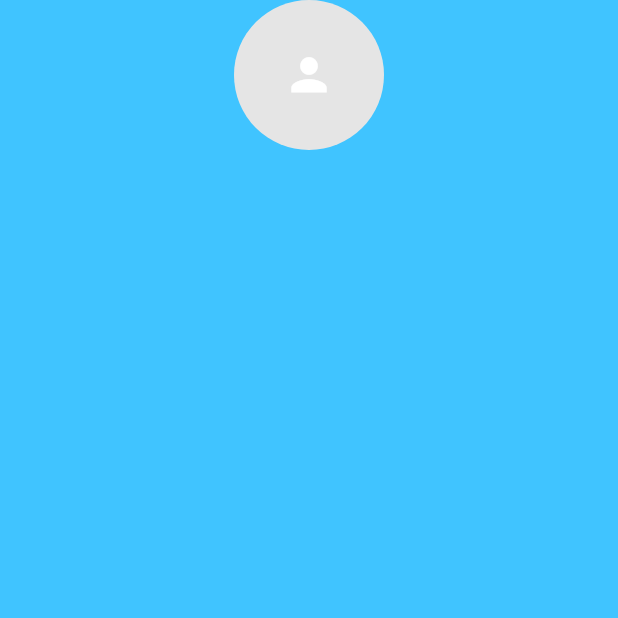
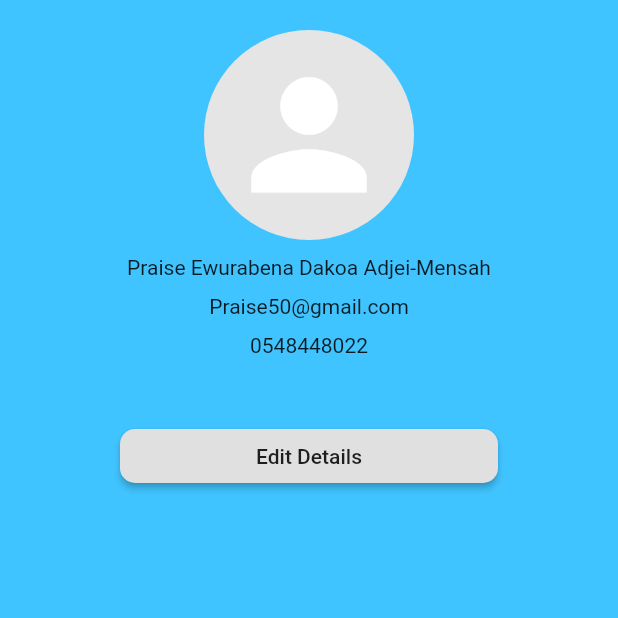
Before and after one commit to MelaTech30/Team_Melatech, a Flutter app: the Profile screen opened directly, on a phone screen of 412 x 824 dp, the top half of it. Run offline on Flutter 3.47's test engine with Material 2 defaults, Android fonts, the phone set to English and light mode, and no system bars; our stand-ins replace charts_flutter.

Commit message:
changed name

```diff
--- a/lib/food.dart
+++ b/lib/food.dart
@@ -1,7 +1,7 @@
 import 'package:flutter/material.dart';
-import 'package:ecocycle/cart.dart';
-import 'package:ecocycle/options.dart';
-import 'package:ecocycle/veges.dart';
+import 'package:agritech_cycle/cart.dart';
+import 'package:agritech_cycle/options.dart';
+import 'package:agritech_cycle/veges.dart';
 
 class FoodPage extends StatefulWidget {
   const FoodPage({ Key? key }) : super(key: key);
--- a/lib/homepage.dart
+++ b/lib/homepage.dart
@@ -1,7 +1,7 @@
 // ignore_for_file: deprecated_member_use
 
 import 'package:flutter/material.dart';
-import 'package:ecocycle/loginpage.dart';
+import 'package:agritech_cycle/loginpage.dart';
 
 class HomePage extends StatelessWidget {
   const HomePage({ Key? key }) : super(key: key);
--- a/lib/profile.dart
+++ b/lib/profile.dart
@@ -1,4 +1,6 @@
 import 'package:flutter/material.dart';
+
+import 'edit.dart';
 
 class Profile extends StatelessWidget {
   const Profile({ Key? key }) : super(key: key);
@@ -8,20 +10,45 @@ class Profile extends StatelessWidget {
     return Scaffold(
       backgroundColor: Colors.lightBlueAccent,
       body: ListView(
-        children: const <Widget> [
-          Center(
+        children:  <Widget> [
+         const  SizedBox(height:20),
+         const Center(
             child: CircleAvatar(
               backgroundColor: Color(0xFFe5e5e5),
-              radius: 50,
+              radius: 70,
               child: Icon(
                 Icons.person,
                 color: Colors.white,
-                size: 35,
+                size: 115,
               ),
             ),
           ),
-          SizedBox(height:10),
-          Card(),
+        const  SizedBox(height:10),
+          Container(
+            height: 90,
+            child: Column(
+              children: const <Widget> [
+                Text('Praise Ewurabena Dakoa Adjei-Mensah'),
+                SizedBox(height: 10),
+                Text('Praise50@gmail.com'),
+                SizedBox(height:10),
+                Text('0548448022'),
+              ],
+            ),
+          ),
+         const SizedBox(height: 20,),
+          Padding(
+            padding: const EdgeInsets.only(left:80, right: 80),
+            child: RaisedButton(
+              shape: RoundedRectangleBorder(
+                borderRadius: BorderRadius.circular(10)
+              ),
+              onPressed: (){
+                showModalBottomSheet(context: context, builder: (context) => const Edit());
+              },
+              child: const Text('Edit Details')
+            ),
+          ),
         ],
      ),
     );
--- a/lib/rewards.dart
+++ b/lib/rewards.dart
@@ -2,8 +2,8 @@
 import 'package:flutter/material.dart';
 import 'package:charts_flutter/flutter.dart' as charts;
 
-import 'package:ecocycle/trash.dart';
-import 'package:ecocycle/trash_chart.dart';
+import 'package:agritech_cycle/trash.dart';
+import 'package:agritech_cycle/trash_chart.dart';
 
 
 
--- a/lib/trash_chart.dart
+++ b/lib/trash_chart.dart
@@ -1,5 +1,5 @@
 import 'package:flutter/material.dart';
-import 'package:ecocycle/trash.dart';
+import 'package:agritech_cycle/trash.dart';
 import 'package:charts_flutter/flutter.dart' as charts;
 
 class Trash extends StatelessWidget {
--- a/pubspec.yaml
+++ b/pubspec.yaml
@@ -1,4 +1,4 @@
-name: ecocycle
+name: agritech_cycle
 description: A new Flutter project.
 
 # The following line prevents the package from being accidentally published to
```
Also changed, not shown: lib/edit.dart (added, +17 -0 lines), lib/main.dart (+7 -5 lines), 11 other files.
